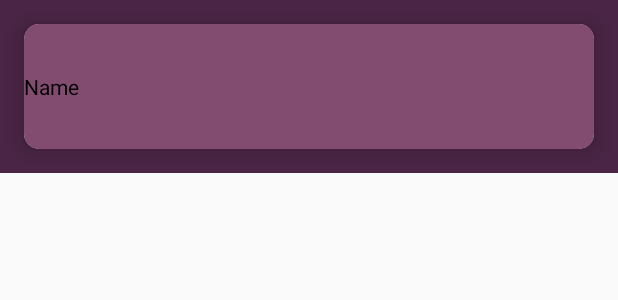
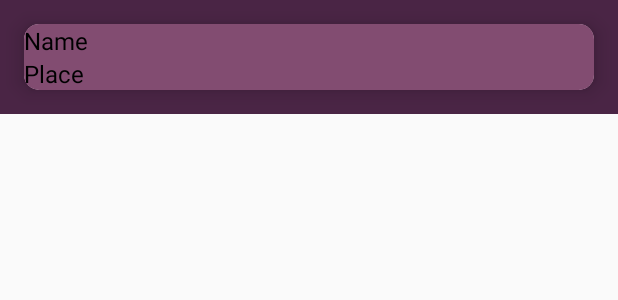
Before and after one commit to GretaGri/AndroidMvpAndMvvmPatterns, an Android app: the layout list_item.xml on its own in the app's theme, with its tools: preview values and no code run, on a phone screen of 412 x 824 dp. Shown: the top 300 px of the screen. Run offline under Robolectric (Android 15) with nearby library versions, the phone set to English and light mode, and no system bars.

Commit message:
EditText input considered for data fetching

```diff
--- a/app/src/main/java/mvvm_pattern/mvvmbyabhi/view/MainActivity.java
+++ b/app/src/main/java/mvvm_pattern/mvvmbyabhi/view/MainActivity.java
@@ -10,6 +10,7 @@ import android.support.v7.widget.RecyclerView;
 import android.util.Log;
 import android.view.View;
 import android.widget.Button;
+import android.widget.EditText;
 
 import com.enpassio.androidmvpandmvvmpatterns.R;
 
@@ -29,6 +30,7 @@ public class MainActivity extends AppCompatActivity {
     /* Set layout managers on those recycler views */
     LinearLayoutManager newslayoutmanager;
     RecyclerView mNewsrecyclerView;
+    EditText searchQueryEditText;
 
     @Override
     protected void onCreate(Bundle savedInstanceState) {
@@ -36,6 +38,7 @@ public class MainActivity extends AppCompatActivity {
         setContentView(R.layout.activity_main);
 
         mNewsrecyclerView = findViewById(R.id.main_recycler_view);
+        searchQueryEditText = findViewById(R.id.search_query_edit_text);
         /*
          * Setup layout manager for items with orientation
          * Also supports `LinearLayoutManager.HORIZONTAL`
@@ -54,7 +57,7 @@ public class MainActivity extends AppCompatActivity {
             @Override
             public void onClick(View v) {
                 articlesViewModel
-                        .getNewsForQueriedParameter("India")
+                        .getNewsForQueriedParameter(searchQueryEditText.getText().toString())
                         .observe(MainActivity.this, new Observer<List<Article>>() {
                             @Override
                             public void onChanged(@Nullable List<Article> articles) {
--- a/app/src/main/res/layout/activity_main.xml
+++ b/app/src/main/res/layout/activity_main.xml
@@ -14,6 +14,7 @@
         android:orientation="vertical">
 
     <EditText
+        android:id="@+id/search_query_edit_text"
         android:layout_width="match_parent"
         android:layout_height="wrap_content"
         android:hint="@string/find_your_news"
--- a/app/src/main/res/layout/list_item.xml
+++ b/app/src/main/res/layout/list_item.xml
@@ -15,9 +15,9 @@
         android:layout_height="wrap_content"
         android:layout_gravity="center"
         android:layout_margin="@dimen/margin_medium"
-        android:background="@drawable/custom_selector"
         android:clickable="true"
         android:focusable="true"
+        android:background="@drawable/custom_selector"
         card_view:cardCornerRadius="@dimen/card_corner_radius"
         card_view:cardElevation="@dimen/card_elevation">
 
@@ -26,13 +26,14 @@
             android:layout_height="wrap_content"
             android:background="@color/colorPrimary"
             android:gravity="center_vertical"
-            android:orientation="horizontal">
+            android:orientation="vertical">
 
             <TextView
                 android:id="@+id/list_item_title"
                 android:layout_width="match_parent"
                 android:layout_height="wrap_content"
                 android:textColor="@color/colorText"
+                android:textSize="16sp"
                 tools:text="Name" />
 
             <TextView
@@ -40,6 +41,7 @@
                 android:layout_width="match_parent"
                 android:layout_height="wrap_content"
                 android:textColor="@color/colorText"
+                android:textSize="16sp"
                 tools:text="Place" />
         </LinearLayout>
     </android.support.v7.widget.CardView>
```
Also changed, not shown: gradle.properties (line endings or trailing spaces), 1 other file.
